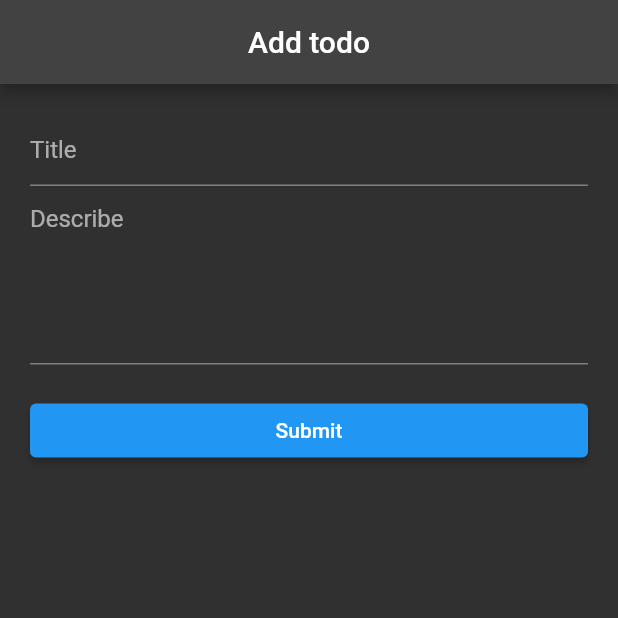
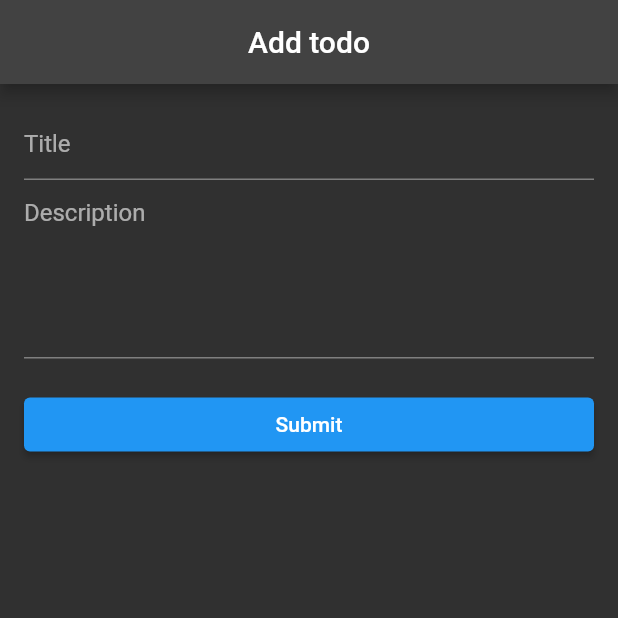
Before and after one commit to player1028/flutter_project, a Flutter app: the AddTodoPage screen opened directly, after a tap on "Submit", on a phone screen of 412 x 824 dp, the top half of it. Run offline on Flutter 3.47's test engine with Material 2 defaults, Android fonts, the phone set to English and light mode, and no system bars; network calls fail.

Commit message:
Reset point #1

```diff
--- a/lib/screens/add_page.dart
+++ b/lib/screens/add_page.dart
@@ -2,8 +2,6 @@ import 'dart:convert';
 
 import 'package:flutter/material.dart';
 import 'package:http/http.dart' as http;
-import 'package:untitled/screens/todolist.dart';
-import 'package:untitled/screens/todolist.dart';
 
 
 class AddTodoPage extends StatefulWidget {
@@ -16,8 +14,7 @@ class AddTodoPage extends StatefulWidget {
 class _AddTodoPageState extends State<AddTodoPage> {
 
   TextEditingController titleController = TextEditingController();
-  TextEditingController describeController = TextEditingController();
-
+  TextEditingController descriptionController = TextEditingController();
 
   @override
   Widget build(BuildContext context) {
@@ -27,16 +24,16 @@ class _AddTodoPageState extends State<AddTodoPage> {
         centerTitle: true,
       ),
       body: ListView(
-        padding: EdgeInsets.all(20),
+        padding: EdgeInsets.all(16),
         children: [
           TextField(
+            controller: titleController,
             decoration: InputDecoration(hintText: 'Title'),
-            controller: titleController,
           ),
           TextField(
-            decoration: InputDecoration(hintText: 'Describe'),
+            decoration: InputDecoration(hintText: 'Description'),
+            controller: descriptionController,
             keyboardType: TextInputType.multiline,
-            controller: describeController,
             minLines: 5,
             maxLines: 8,
           ),
@@ -53,11 +50,11 @@ class _AddTodoPageState extends State<AddTodoPage> {
 
   Future<void> postData() async {
     final title = titleController.text;
-    final description = describeController.text;
+    final description = descriptionController.text;
     final body = {
       'title': title,
       'description': description,
-      'is_completed': false,
+      'is_completed': false
     };
 
     final url = 'http://api.nstack.in/v1/todos';
@@ -69,30 +66,30 @@ class _AddTodoPageState extends State<AddTodoPage> {
         'Content-Type': 'application/json'
       }
     );
+    if (response.statusCode == 201) {
+      titleController.text = '';
+      descriptionController.text = '';
+      showSuccessMessage('Success');
+    } else {
+      showErrorMessage('Error');
+    }
+  }
+
 
 
   void showSuccessMessage(String message) {
-      titleController.text = '';
-      describeController.text = '';
     final snackBar = SnackBar(content: Text(message));
     ScaffoldMessenger.of(context).showSnackBar(snackBar);
   }
 
 
   void showErrorMessage(String message) {
-      final snackBar = SnackBar(content: Text(message,
-        style: TextStyle(color: Colors.white),
-      ), backgroundColor: Colors.red,);
+    final snackBar = SnackBar(
+      content: Text(message, style: TextStyle(
+        color: Colors.white,
+      ),),
+      backgroundColor: Colors.red,
+    );
     ScaffoldMessenger.of(context).showSnackBar(snackBar);
   }
-
-
-    if(response.statusCode == 201) {
-      showSuccessMessage('Success');
-    } else {
-      showErrorMessage('Error');
 }
-
-
-  }
-}
```
Also changed, not shown: lib/screens/todolist.dart (+73 -8 lines), 1 other file. Lines whose indentation alone changed are shown as unchanged.
